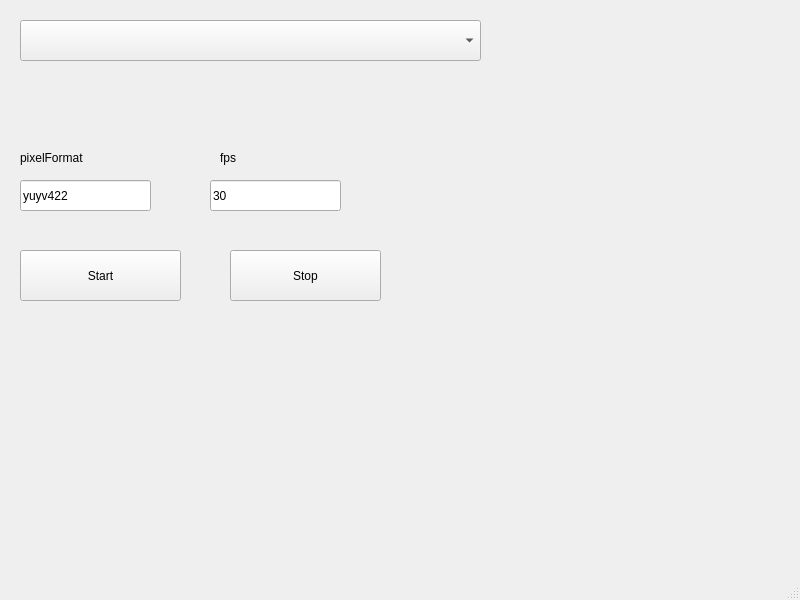
Old version of the form CFfmpegPlay/mainwindow.ui in the repository crudapi/qt-ffmpeg-play.
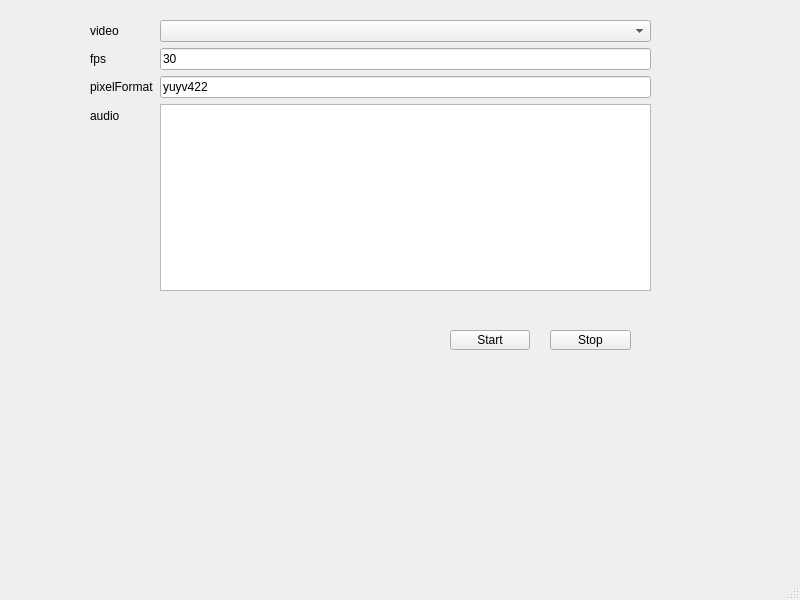
New version of the form.

Diff of the .ui file:
```diff
--- a/CFfmpegPlay/mainwindow.ui
+++ b/CFfmpegPlay/mainwindow.ui
@@ -14,23 +14,73 @@
    <string>MainWindow</string>
   </property>
   <widget class="QWidget" name="centralwidget">
-   <widget class="QComboBox" name="deviceComboBox">
+   <widget class="QWidget" name="formLayoutWidget">
     <property name="geometry">
      <rect>
-      <x>20</x>
+      <x>90</x>
       <y>20</y>
-      <width>461</width>
-      <height>41</height>
+      <width>561</width>
+      <height>271</height>
      </rect>
     </property>
+    <layout class="QFormLayout" name="formLayout">
+     <item row="0" column="0">
+      <widget class="QLabel" name="videoDeviceLabel">
+       <property name="text">
+        <string>video</string>
+       </property>
+      </widget>
+     </item>
+     <item row="0" column="1">
+      <widget class="QComboBox" name="deviceComboBox"/>
+     </item>
+     <item row="1" column="0">
+      <widget class="QLabel" name="fpsLabel">
+       <property name="text">
+        <string>fps</string>
+       </property>
+      </widget>
+     </item>
+     <item row="1" column="1">
+      <widget class="QLineEdit" name="fpsEdit">
+       <property name="text">
+        <string>30</string>
+       </property>
+      </widget>
+     </item>
+     <item row="2" column="0">
+      <widget class="QLabel" name="pixelFormatLabel">
+       <property name="text">
+        <string>pixelFormat</string>
+       </property>
+      </widget>
+     </item>
+     <item row="2" column="1">
+      <widget class="QLineEdit" name="pixelFormatEdit">
+       <property name="text">
+        <string>yuyv422</string>
+       </property>
+      </widget>
+     </item>
+     <item row="3" column="0">
+      <widget class="QLabel" name="autoDeviceLabel">
+       <property name="text">
+        <string>audio</string>
+       </property>
+      </widget>
+     </item>
+     <item row="3" column="1">
+      <widget class="QListView" name="audioListView"/>
+     </item>
+    </layout>
    </widget>
    <widget class="QPushButton" name="startButton">
     <property name="geometry">
      <rect>
-      <x>20</x>
-      <y>250</y>
-      <width>161</width>
-      <height>51</height>
+      <x>450</x>
+      <y>330</y>
+      <width>80</width>
+      <height>20</height>
      </rect>
     </property>
     <property name="text">
@@ -40,68 +90,16 @@
    <widget class="QPushButton" name="stopButton">
     <property name="geometry">
      <rect>
-      <x>230</x>
-      <y>250</y>
-      <width>151</width>
-      <height>51</height>
+      <x>550</x>
+      <y>330</y>
+      <width>81</width>
+      <height>20</height>
      </rect>
     </property>
     <property name="text">
      <string>Stop</string>
     </property>
    </widget>
-   <widget class="QLineEdit" name="pixelFormatEdit">
-    <property name="geometry">
-     <rect>
-      <x>20</x>
-      <y>180</y>
-      <width>131</width>
-      <height>31</height>
-     </rect>
-    </property>
-    <property name="text">
-     <string>yuyv422</string>
-    </property>
-   </widget>
-   <widget class="QLabel" name="pixelFormatLabel">
-    <property name="geometry">
-     <rect>
-      <x>20</x>
-      <y>150</y>
-      <width>131</width>
-      <height>16</height>
-     </rect>
-    </property>
-    <property name="text">
-     <string>pixelFormat</string>
-    </property>
-   </widget>
-   <widget class="QLabel" name="fpsLabel">
-    <property name="geometry">
-     <rect>
-      <x>220</x>
-      <y>150</y>
-      <width>131</width>
-      <height>16</height>
-     </rect>
-    </property>
-    <property name="text">
-     <string>fps</string>
-    </property>
-   </widget>
-   <widget class="QLineEdit" name="fpsEdit">
-    <property name="geometry">
-     <rect>
-      <x>210</x>
-      <y>180</y>
-      <width>131</width>
-      <height>31</height>
-     </rect>
-    </property>
-    <property name="text">
-     <string>30</string>
-    </property>
-   </widget>
   </widget>
   <widget class="QMenuBar" name="menubar">
    <property name="geometry">
```
